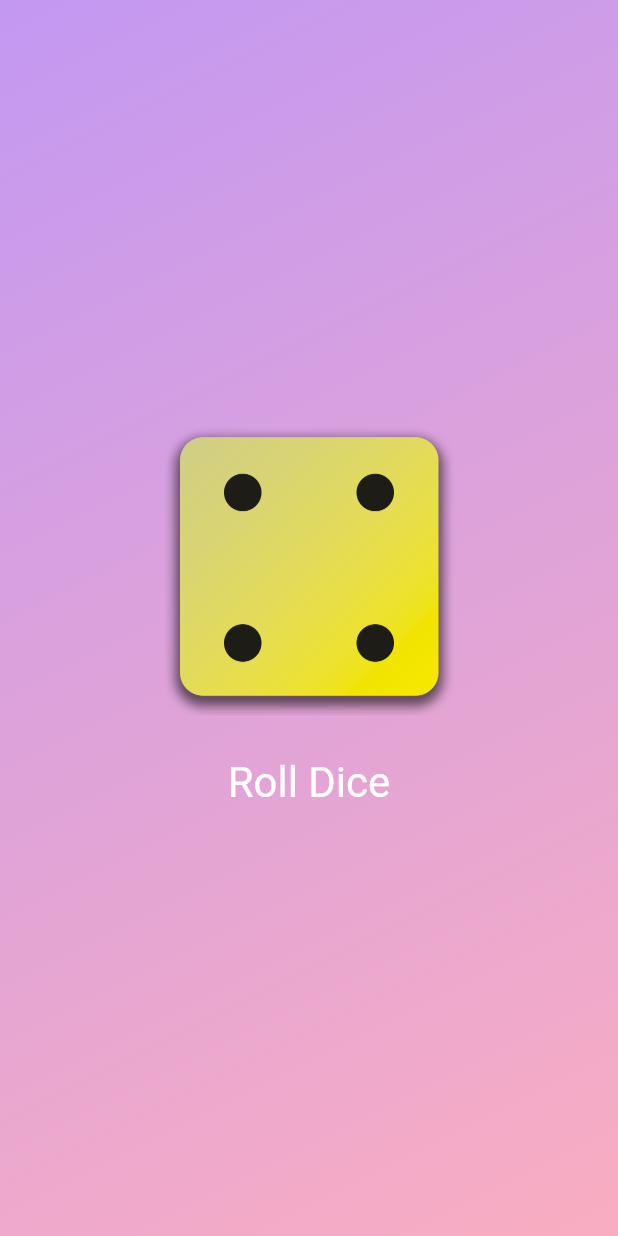
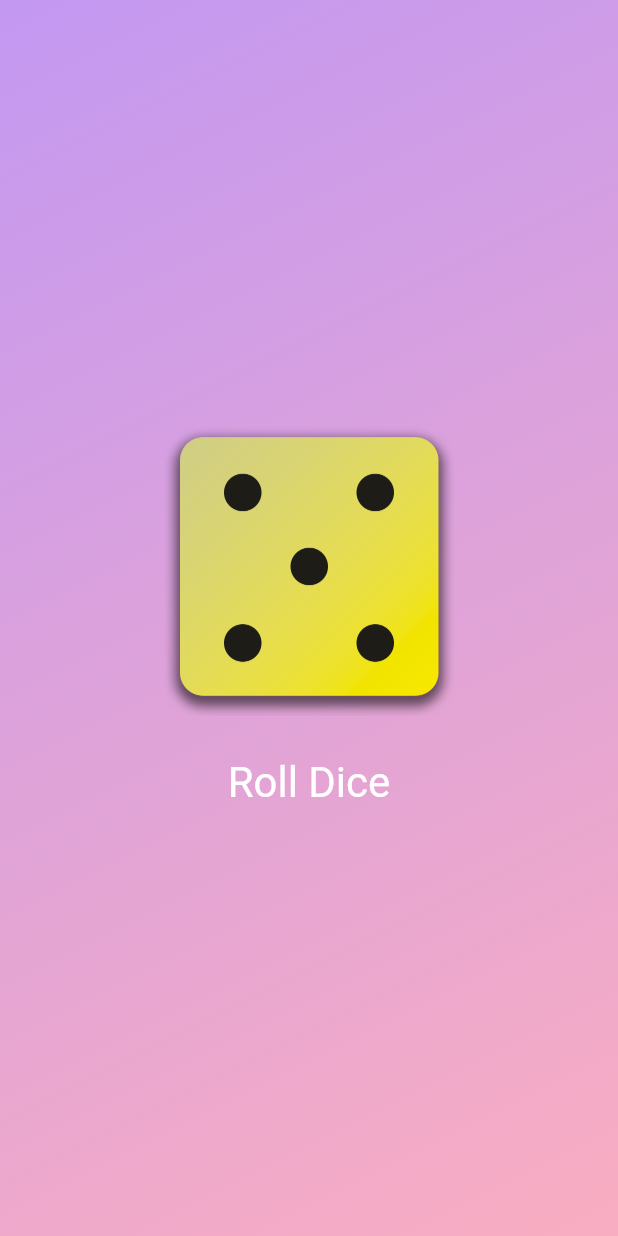
Before and after one commit to itsmartashub/flutter-01-rollthedice, a Flutter app: the screen it shows after launch, after a tap on "Roll Dice", on a phone screen of 412 x 824 dp. Run offline on Flutter 3.47's test engine with Material 2 defaults, Android fonts, the phone set to English and light mode, and no system bars.

```diff
--- a/lib/dice_roller.dart
+++ b/lib/dice_roller.dart
@@ -1,4 +1,8 @@
 import 'package:flutter/material.dart';
+import 'dart:math'; // ovo nije third-party package koji bi se morao registrovati u pubspec.yaml, vec je ovo iz dart-a direkt, ali ne defaultno dostupno svugde vec se mora importovati
+
+final randomizer = Random();
+// bolje za performanse, ne zauzimamo memoriju uredjaja bzvz
 
 //? I KLASA
 class DiceRoller extends StatefulWidget {
@@ -21,14 +25,25 @@ class DiceRoller extends StatefulWidget {
 
 //? II KLASA - donja crtica govori Dartu da ce ova klasa biti PRIVATE, dakle koristice se samo u ovom file, iako importujemo ovaj file u neki drugi file, taj drugi file nece moci da pristupi ovoj state klasi ovde
 class _DiceRollerState extends State<DiceRoller> {
-  var activeDiceImage = 'assets/images/dice-2.png';
+  // var activeDiceImage = 'assets/images/dice-2.png';
+  // var currentDiceRoll = Random().nextInt(6) + 1;
+  var currentDiceRoll = 2;
+  /*  final randomizer = Random();
+  // bolje za performanse, ne zauzimamo memoriju uredjaja bzvz */
 
   void rollDice() {
+    /* nextInt() sluzi da se generise random integer. On zeli input, ima argument koji predtsvalja max broj koji sme da se generise, osim sto ce se ta vrednost excludovati; Naime, ako stavi u nextInt(10), generisace se random br koji je jednak ili vec od 0 i MANJI od 10
+    - Ali mi cemo prepraviti to sad dodavanjem + 1 */
+    // var diceRoll = Random().nextInt(6) + 1;
+
     /*
     @ JAKO BITNA FN ZA DINAMICKO MENJANJE SADRZAJA. Re-executuje build() sto je neophodno za apdejtovanje UI-a. setState() se nalazi u State klasi. Ovom metodu se mora proslediti fn, i obicno je to anonymus fn. I unutar nje stavljamo ono sto zelimo da apdejtujemo
     Dakle setState govori Flutteru da re-execuduje build() fn ove DiceRolleState klase, i posto executuje build, ocekuje se da se UI promeni */
     setState(() {
-      activeDiceImage = 'assets/images/dice-4.png';
+      /* ! ovo bas i nije preporucljivo ovako jer svaki x kada se rollDice izvrsi, dakle svaki x kada kliknemo Roll Dice btn, novi Random object se kreira i cuva u memoriji uredjaja gde je pokrenuta app. A stari, prethodno kreirani Random objekat ce se odbaciti. Mislim srecom da ce biti odbacen jer onda necemo cuvati SVAKI prethodno kreirani obj u memoriji i bzvz zauzimati istu.
+      Zato cemo cut-ovati ovaj Random() objekat izvan ove rollDice() fn u posebnu final variable randomizer. cak ne mora da bude u ovoj klasi ta promenljiva vec skroz tamo gore negde ispod importa */
+      currentDiceRoll = randomizer.nextInt(6) + 1;
+      // activeDiceImage = 'assets/images/dice-$diceRoll.png';
     });
 
     // activeDiceImage = 'assets/images/dice-4.png';
@@ -43,7 +58,8 @@ class _DiceRollerState extends State<DiceRoller> {
       // MainAxisSize | MainAxisSize.min | MainAxisSize.max. Ima tri vrednosti, difoltna je MainAxisSize, sto znaci da zauzima citav dostupan height. Mi zelimo MainAxisSize.min
 
       children: [
-        Image.asset(activeDiceImage, width: 200),
+        // Image.asset(activeDiceImage, width: 200),
+        Image.asset('assets/images/dice-$currentDiceRoll.png', width: 200),
         //* posto koristimo Image, on je dynamic widget, a cim je dynamic ne moze da se garantuje da ce biti const, dakle moramo ga ukloniti iz Center
         /* - ElevatedButton(onPressed: onPressed, child: child) // za dugme koje ima bg color i blagu senku
         - OutlinedButton(onPressed: onPressed, child: child) // dugme koje nema bg color vec samo border
```
